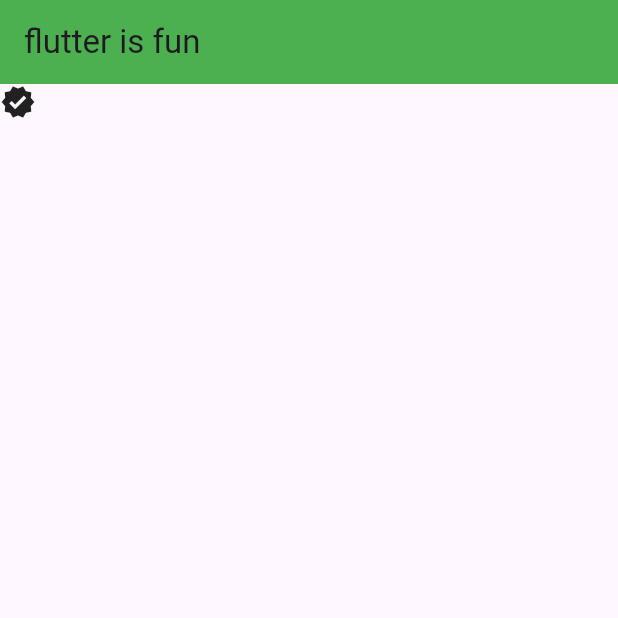
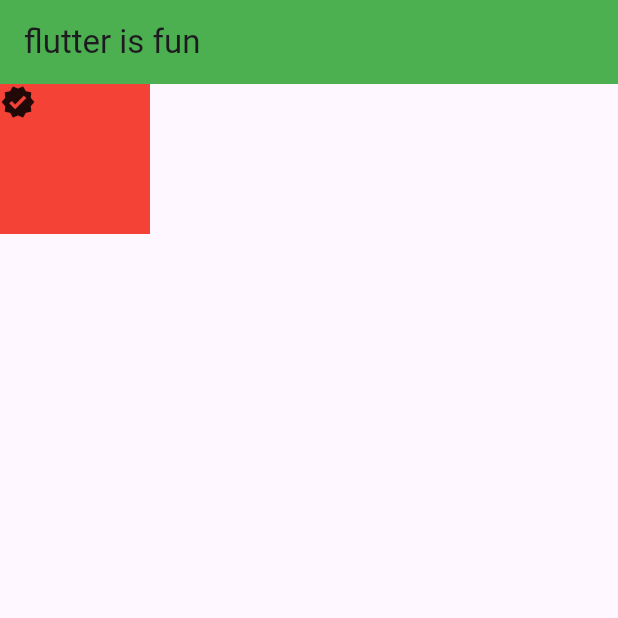
Before and after one commit to Hirun4/coolapp, a Flutter app: the screen it shows after launch, on a phone screen of 412 x 824 dp, the top half of it. Run offline on Flutter 3.47's test engine with Material 3 defaults, Android fonts, the phone set to English and light mode, and no system bars.

Commit message:
stack practice

```diff
--- a/lib/main.dart
+++ b/lib/main.dart
@@ -43,7 +43,14 @@ class MyApp extends StatelessWidget {
         //   ],
         // ),
         body: Stack(
-          children: const [Container(), Icon(Icons.verified)],
+          children: [
+            Container(
+              color: Colors.red,
+              width: 100,
+              height: 100,
+            ),
+            const Icon(Icons.verified)
+          ],
         ),
       ),
     );
```
